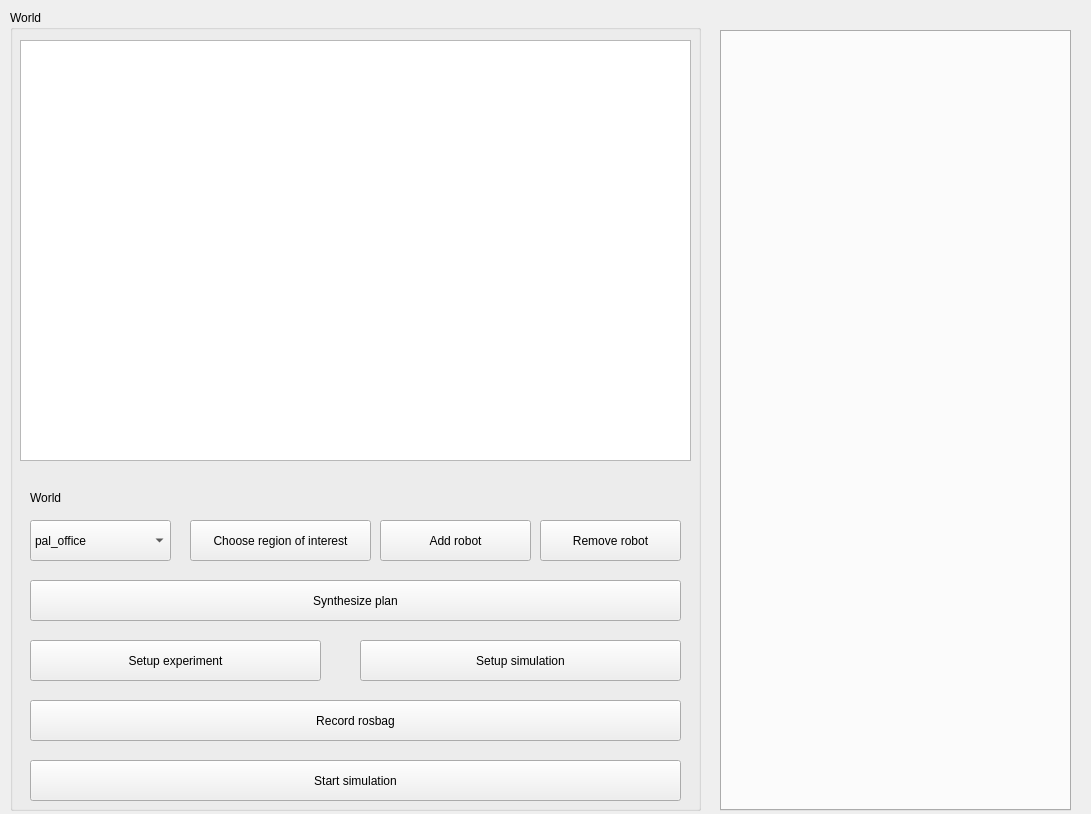
Above: rqt_simulation/resource/SimulationPlugin.ui from KTH-SML/CodeRepositoryTCST before the change. Below: the same form after it.
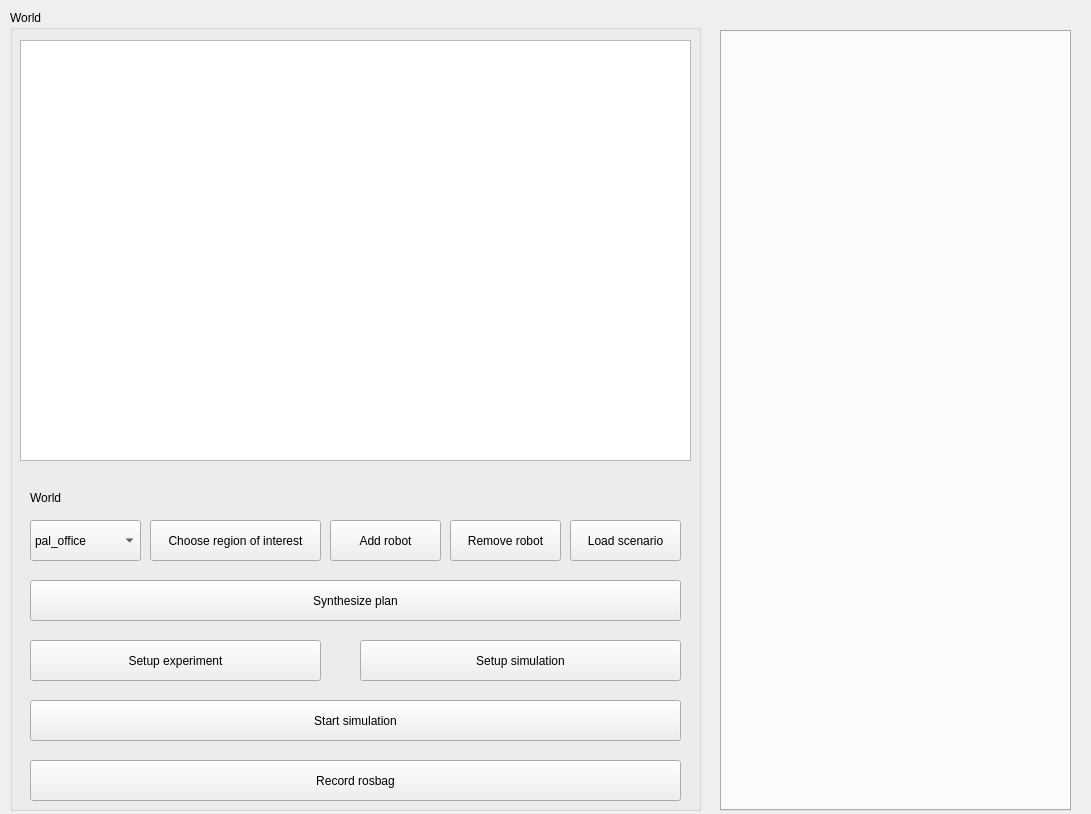
That is the form after the change.

```diff
--- a/rqt_simulation/resource/SimulationPlugin.ui
+++ b/rqt_simulation/resource/SimulationPlugin.ui
@@ -34,9 +34,9 @@
    <widget class="QPushButton" name="button_addRobot">
     <property name="geometry">
      <rect>
-      <x>370</x>
+      <x>320</x>
       <y>510</y>
-      <width>151</width>
+      <width>111</width>
       <height>41</height>
      </rect>
     </property>
@@ -48,7 +48,7 @@
     <property name="geometry">
      <rect>
       <x>20</x>
-      <y>750</y>
+      <y>690</y>
       <width>651</width>
       <height>41</height>
      </rect>
@@ -60,9 +60,9 @@
    <widget class="QPushButton" name="button_RI">
     <property name="geometry">
      <rect>
-      <x>180</x>
+      <x>140</x>
       <y>510</y>
-      <width>181</width>
+      <width>171</width>
       <height>41</height>
      </rect>
     </property>
@@ -101,7 +101,7 @@
      <rect>
       <x>20</x>
       <y>510</y>
-      <width>141</width>
+      <width>111</width>
       <height>41</height>
      </rect>
     </property>
@@ -170,9 +170,9 @@
    <widget class="QPushButton" name="button_remove_robot">
     <property name="geometry">
      <rect>
-      <x>530</x>
+      <x>440</x>
       <y>510</y>
-      <width>141</width>
+      <width>111</width>
       <height>41</height>
      </rect>
     </property>
@@ -197,7 +197,7 @@
     <property name="geometry">
      <rect>
       <x>20</x>
-      <y>690</y>
+      <y>750</y>
       <width>651</width>
       <height>41</height>
      </rect>
@@ -206,6 +206,19 @@
      <string>Record rosbag</string>
     </property>
    </widget>
+   <widget class="QPushButton" name="button_load_scenario">
+    <property name="geometry">
+     <rect>
+      <x>560</x>
+      <y>510</y>
+      <width>111</width>
+      <height>41</height>
+     </rect>
+    </property>
+    <property name="text">
+     <string>Load scenario</string>
+    </property>
+   </widget>
   </widget>
   <widget class="QTabWidget" name="tabWidget">
    <property name="geometry">
```
